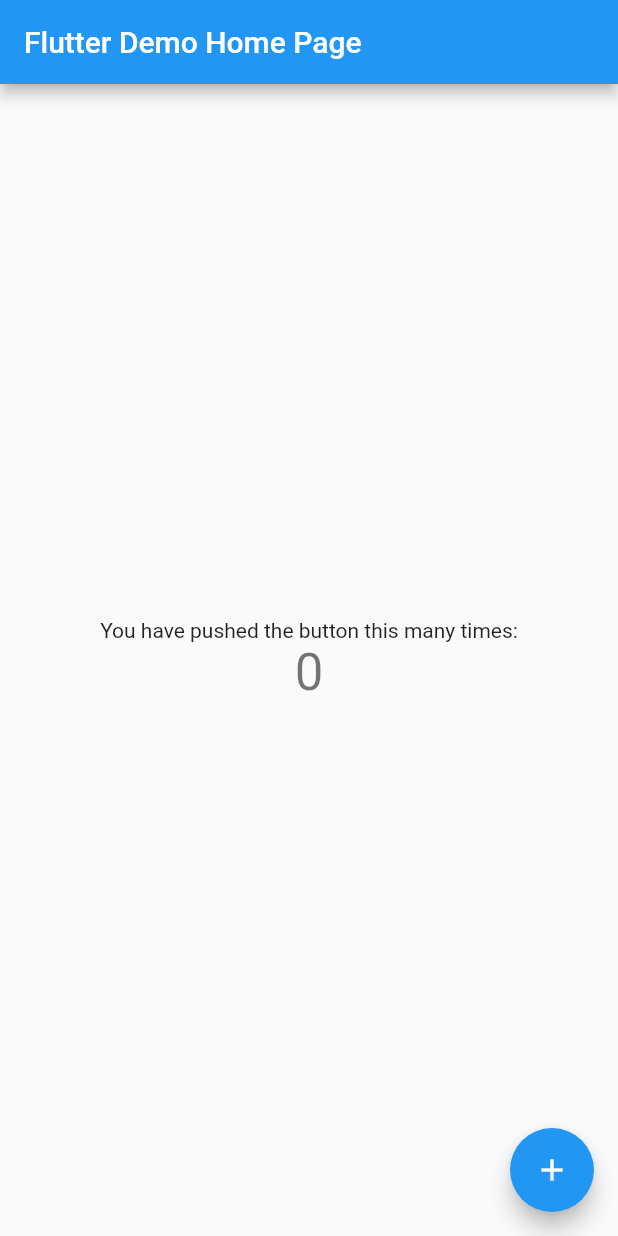
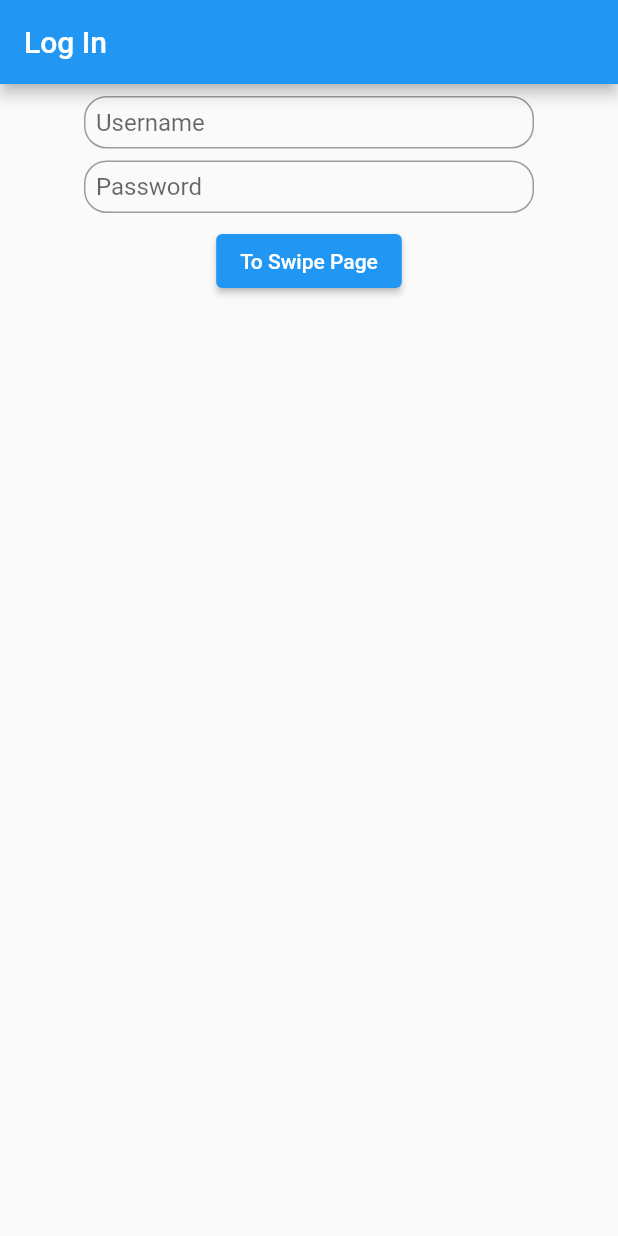
Before and after one commit to GlendonK/Klody, a Flutter app: the screen it shows after launch, on a phone screen of 412 x 824 dp. Run offline on Flutter 3.47's test engine with Material 2 defaults, Android fonts, the light colour scheme and no system bars.

Commit message:
log in page layout

```diff
--- a/lib/main.dart
+++ b/lib/main.dart
@@ -1,113 +1,28 @@
 import 'package:flutter/material.dart';
+import 'package:klody/login.dart';
+import 'package:klody/swipePage.dart';
 
 void main() {
-  runApp(MyApp());
+  runApp(MyApp());}
+
+class MyApp extends StatefulWidget{
+  @override
+  MyAppState createState() => MyAppState();
+
 }
 
-class MyApp extends StatelessWidget {
-  // This widget is the root of your application.
+class MyAppState extends State<MyApp> {
   @override
   Widget build(BuildContext context) {
     return MaterialApp(
-      title: 'Flutter Demo',
-      theme: ThemeData(
-        // This is the theme of your application.
-        //
-        // Try running your application with "flutter run". You'll see the
-        // application has a blue toolbar. Then, without quitting the app, try
-        // changing the primarySwatch below to Colors.green and then invoke
-        // "hot reload" (press "r" in the console where you ran "flutter run",
-        // or simply save your changes to "hot reload" in a Flutter IDE).
-        // Notice that the counter didn't reset back to zero; the application
-        // is not restarted.
-        primarySwatch: Colors.blue,
-      ),
-      home: MyHomePage(title: 'Flutter Demo Home Page'),
-    );
-  }
-}
-
-class MyHomePage extends StatefulWidget {
-  MyHomePage({Key key, this.title}) : super(key: key);
-
-  // This widget is the home page of your application. It is stateful, meaning
-  // that it has a State object (defined below) that contains fields that affect
-  // how it looks.
-
-  // This class is the configuration for the state. It holds the values (in this
-  // case the title) provided by the parent (in this case the App widget) and
-  // used by the build method of the State. Fields in a Widget subclass are
-  // always marked "final".
-
-  final String title;
-
-  @override
-  _MyHomePageState createState() => _MyHomePageState();
-}
-
-class _MyHomePageState extends State<MyHomePage> {
-  int _counter = 0;
-
-  void _incrementCounter() {
-    setState(() {
-      // This call to setState tells the Flutter framework that something has
-      // changed in this State, which causes it to rerun the build method below
-      // so that the display can reflect the updated values. If we changed
-      // _counter without calling setState(), then the build method would not be
-      // called again, and so nothing would appear to happen.
-      _counter++;
-    });
+    title: "Khlody",
+    theme: ThemeData(primarySwatch: Colors.blue),
+    initialRoute: '/',
+    routes: {
+      '/': (context) => LogInPage(),
+      '/page2': (context) => SwipePage()
+    }
+  );
   }
 
-  @override
-  Widget build(BuildContext context) {
-    // This method is rerun every time setState is called, for instance as done
-    // by the _incrementCounter method above.
-    //
-    // The Flutter framework has been optimized to make rerunning build methods
-    // fast, so that you can just rebuild anything that needs updating rather
-    // than having to individually change instances of widgets.
-    return Scaffold(
-      appBar: AppBar(
-        // Here we take the value from the MyHomePage object that was created by
-        // the App.build method, and use it to set our appbar title.
-        title: Text(widget.title),
-      ),
-      body: Center(
-        // Center is a layout widget. It takes a single child and positions it
-        // in the middle of the parent.
-        child: Column(
-          // Column is also a layout widget. It takes a list of children and
-          // arranges them vertically. By default, it sizes itself to fit its
-          // children horizontally, and tries to be as tall as its parent.
-          //
-          // Invoke "debug painting" (press "p" in the console, choose the
-          // "Toggle Debug Paint" action from the Flutter Inspector in Android
-          // Studio, or the "Toggle Debug Paint" command in Visual Studio Code)
-          // to see the wireframe for each widget.
-          //
-          // Column has various properties to control how it sizes itself and
-          // how it positions its children. Here we use mainAxisAlignment to
-          // center the children vertically; the main axis here is the vertical
-          // axis because Columns are vertical (the cross axis would be
-          // horizontal).
-          mainAxisAlignment: MainAxisAlignment.center,
-          children: <Widget>[
-            Text(
-              'You have pushed the button this many times:',
-            ),
-            Text(
-              '$_counter',
-              style: Theme.of(context).textTheme.headline4,
-            ),
-          ],
-        ),
-      ),
-      floatingActionButton: FloatingActionButton(
-        onPressed: _incrementCounter,
-        tooltip: 'Increment',
-        child: Icon(Icons.add),
-      ), // This trailing comma makes auto-formatting nicer for build methods.
-    );
-  }
 }
--- /dev/null
+++ b/lib/swipePage.dart
@@ -0,0 +1,24 @@
+import 'package:flutter/cupertino.dart';
+import 'package:flutter/material.dart';
+
+class SwipePage extends StatefulWidget {
+  @override
+  SwipePageState createState() => SwipePageState();
+
+}
+
+class SwipePageState extends State<SwipePage> {
+  @override
+  Widget build(BuildContext context) {
+    return MaterialApp(
+          home: Scaffold(
+        appBar: AppBar(title: Text("Swipe Page"),
+        ),
+        body: Center(child: Column(children: [Text("Swipe PAge")],
+        ),
+        ),
+        ),
+    );
+    }
+
+}
```
Also changed, not shown: lib/login.dart (added, +89 -0 lines).
